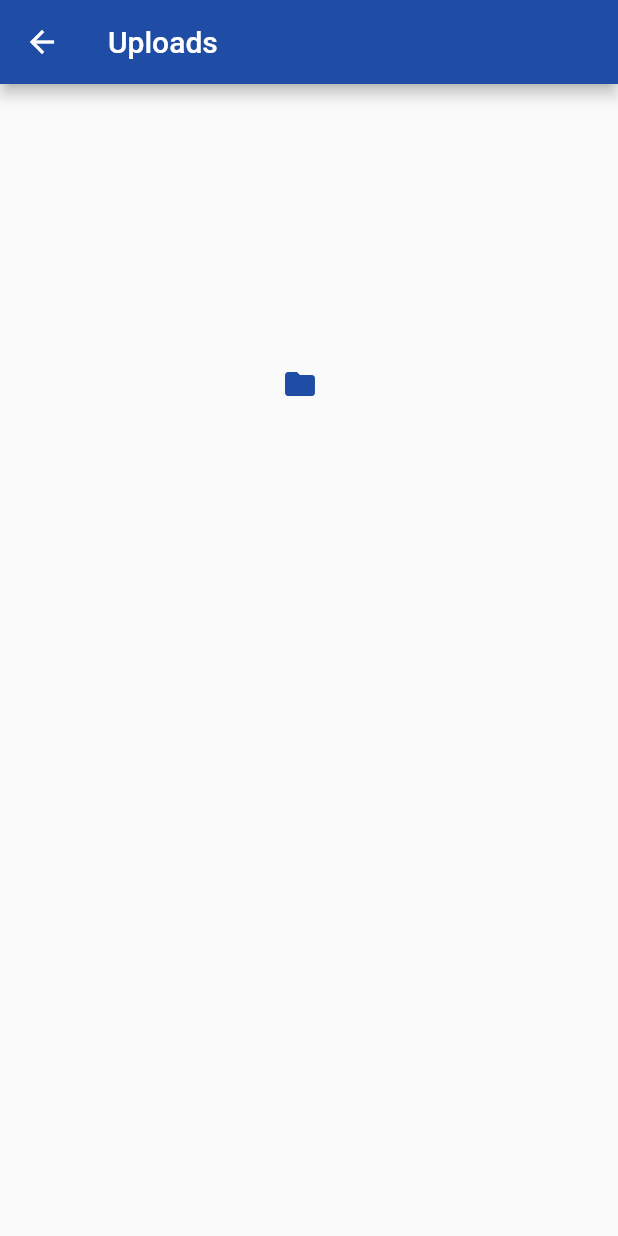
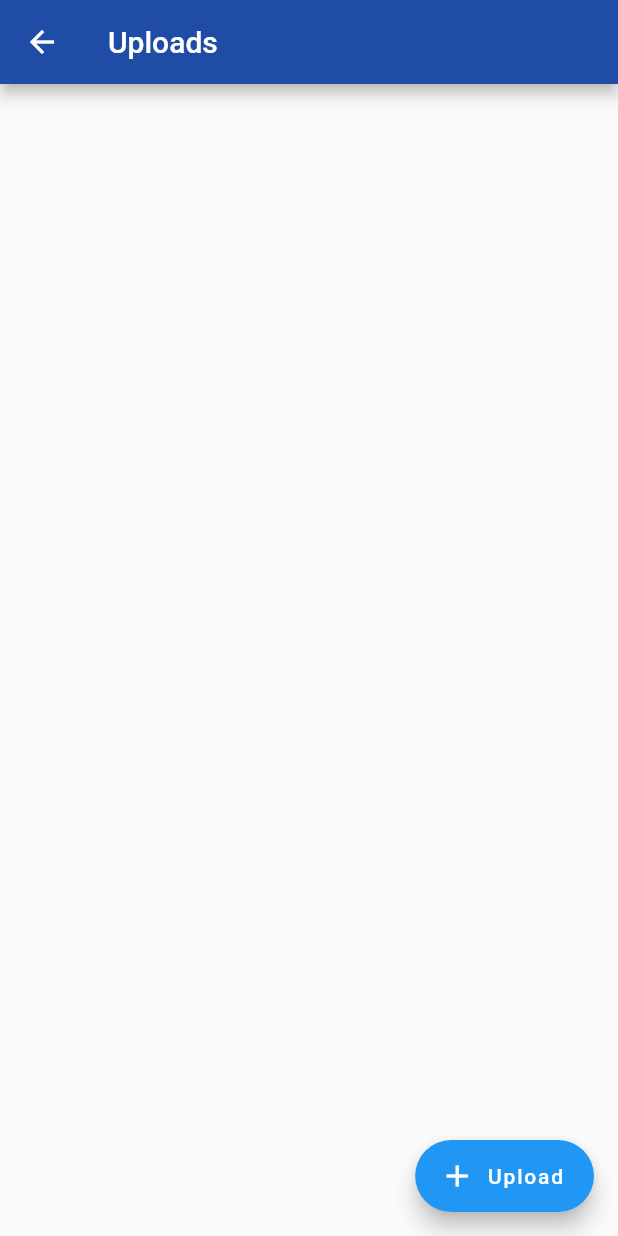
Before and after one commit to dreemi22/Virtual-Vault, a Flutter app: the Myupload screen opened by its route, on a phone screen of 412 x 824 dp. Run offline on Flutter 3.47's test engine with Material 2 defaults, Android fonts, the phone set to English and light mode, and no system bars; our stand-ins replace file_picker; missing offline and left inert: web3dart.

Commit message:
Files can now be uploaded

```diff
--- /dev/null
+++ b/lib/pages/upload.dart
@@ -0,0 +1,43 @@
+import 'dart:io';
+
+import 'package:file_picker/file_picker.dart';
+import 'package:flutter/material.dart';
+//import 'package:http/http.dart' as http;
+
+class Myupload extends StatefulWidget {
+  const Myupload({super.key});
+  @override
+  State<Myupload> createState() => _MyuploadState();
+}
+
+class _MyuploadState extends State<Myupload> {
+  uploadFiles() async {
+    FilePickerResult? result = await FilePicker.platform.pickFiles();
+
+    if (result != null) {
+      File file = File(result.files.single.path!);
+      print(file);
+    } else {
+      // User canceled the picker
+    }
+  }
+
+  @override
+  Widget build(BuildContext context) {
+    return Scaffold(
+      appBar: AppBar(
+        title: const Text(
+          'Uploads',
+          style: TextStyle(
+            fontSize: 20,
+          ),
+        ),
+        backgroundColor: const Color(0xff1F4CA4),
+      ),
+      floatingActionButton: FloatingActionButton.extended(
+          icon: const Icon(Icons.add),
+          onPressed: uploadFiles,
+          label: const Text('Upload')),
+    );
+  }
+}
--- a/lib/upload.dart
+++ /dev/null
@@ -1,55 +0,0 @@
-//import 'dart:io';
-
-import 'package:flutter/material.dart';
-import 'package:flutter/src/widgets/framework.dart';
-import 'package:flutter/src/widgets/placeholder.dart';
-//import 'package:http/http.dart' as http;
-
-class Myupload extends StatelessWidget {
-  const Myupload({super.key});
-
-  @override
-  Widget build(BuildContext context) {
-    return Container(
-      child: Scaffold(
-        appBar: AppBar(
-          title: const Text(
-            'Uploads',
-            style: TextStyle(
-              fontSize: 20,
-            ),
-          ),
-          backgroundColor: Color(0xff1F4CA4),
-        ),
-        body: Stack(
-          children: [
-            Container(
-              padding: EdgeInsets.all(100),
-              child: Column(
-                children: [
-                  Row(
-                    children: [
-                      CircleAvatar(
-                          radius: 100,
-
-                          backgroundColor: Colors.transparent,
-                          child: IconButton(
-                            color: Color(0xff1F4CA4),
-                            onPressed: () {
-                              Navigator.pushNamed(context, 'login');
-                            },
-                            icon: Icon(Icons.folder),
-                            //iconSize: 100,
-                          ),
-                        )
-                    ],
-                  )
-                ],
-              ),
-            )
-          ],
-        ),
-      ),
-    );
-  }
-}
```
Also changed, not shown: lib/about.dart (deleted, +0 -48 lines), lib/config/walletprovider.dart (added, +30 -0 lines), lib/main.dart (+13 -13 lines), lib/pages/about.dart (added, +44 -0 lines), lib/pages/forpass.dart (renamed from lib/forpass.dart, +20 -26 lines), lib/pages/home.dart (renamed from lib/home.dart, +2 -6 lines), lib/pages/login.dart (renamed from lib/login.dart, +23 -21 lines), lib/pages/signup.dart (renamed from lib/signup.dart, +16 -19 lines), pubspec.yaml (+8 -7 lines), pubspec.lock, 6 other files.
